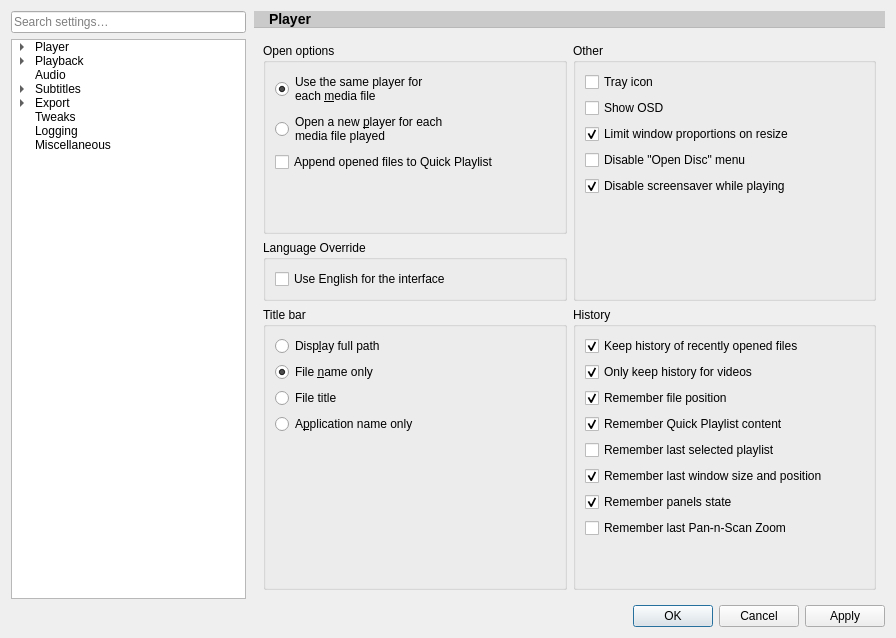
mpc-qt/mpc-qt, file src/settingswindow.ui: the form before one commit.
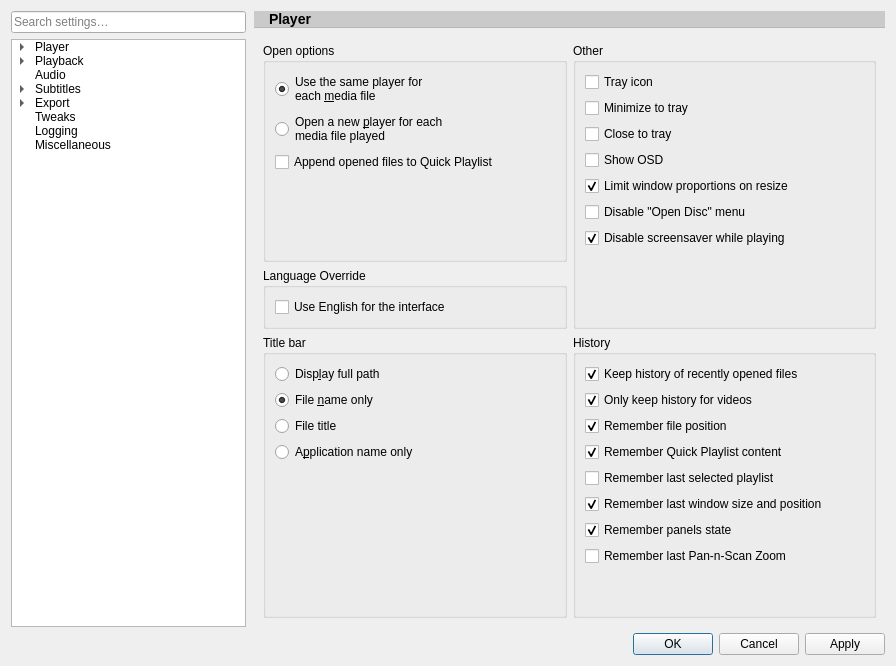
The form after the commit. Custom widgets are drawn as their Qt base class.

Commit message:
Add "Close / Minimize to tray" feature
Requires the tray icon and single window mode to be enabled.

The Exit command and middle-clicking the tray icon (newly added) always
close MPC-QT.

Minimize to tray doesn't work (yet?) on Wayland in Wayland mode, it
requires the Wayland compositor to let the window know that it's
minimized.

Fixes #1053 ("Minimize to tray and keep running in tray?").

The edit to the form file:
```diff
--- a/src/settingswindow.ui
+++ b/src/settingswindow.ui
@@ -10,7 +10,7 @@
     <x>0</x>
     <y>0</y>
     <width>896</width>
-    <height>638</height>
+    <height>666</height>
    </rect>
   </property>
   <property name="sizePolicy">
@@ -448,6 +448,20 @@
                 </property>
                </widget>
               </item>
+              <item>
+               <widget class="QCheckBox" name="playerMinimizeToTray">
+                <property name="text">
+                 <string>Minimize to tray</string>
+                </property>
+               </widget>
+              </item>
+              <item>
+               <widget class="QCheckBox" name="playerCloseToTray">
+                <property name="text">
+                 <string>Close to tray</string>
+                </property>
+               </widget>
+              </item>
               <item>
                <widget class="QCheckBox" name="playerOSD">
                 <property name="text">
```
Left out of the diff: 16 changed lines with no effect on the pictures. The commit also changes 28 other files.
